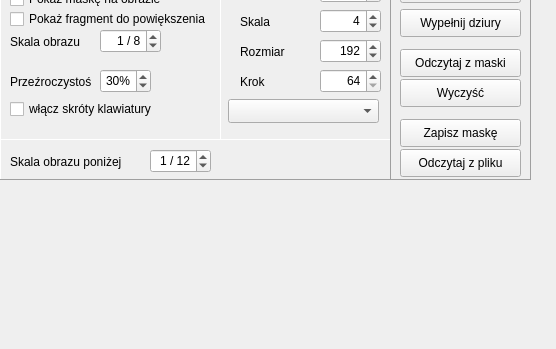
The window that mainwindow.ui (marcinkociolek/SkinLesionMarker) describes before a commit, drawn with Qt 5; both pictures show x 0 to 556 and y 371 to 720 of the 1280 by 720 pixel window.
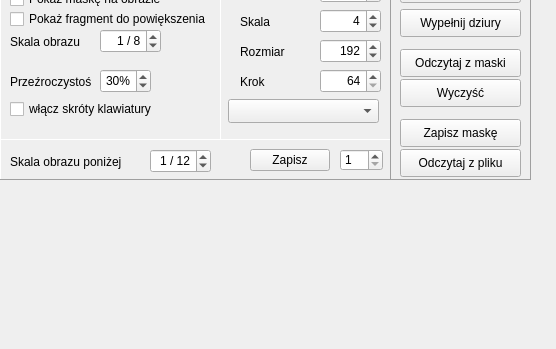
The same window after the commit. Custom widgets are drawn as their Qt base class.

```diff
--- a/mainwindow.ui
+++ b/mainwindow.ui
@@ -875,6 +875,32 @@
       <number>12</number>
      </property>
     </widget>
+    <widget class="QPushButton" name="pushButtonSaveOut">
+     <property name="geometry">
+      <rect>
+       <x>250</x>
+       <y>10</y>
+       <width>80</width>
+       <height>22</height>
+      </rect>
+     </property>
+     <property name="text">
+      <string>Zapisz</string>
+     </property>
+    </widget>
+    <widget class="QSpinBox" name="spinBoxSaveImNr">
+     <property name="geometry">
+      <rect>
+       <x>340</x>
+       <y>10</y>
+       <width>43</width>
+       <height>22</height>
+      </rect>
+     </property>
+     <property name="minimum">
+      <number>1</number>
+     </property>
+    </widget>
    </widget>
   </widget>
   <widget class="QMenuBar" name="menuBar">
```
